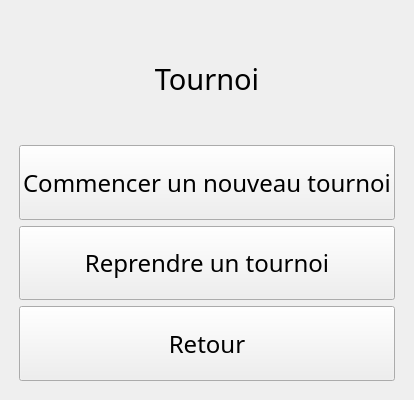
First picture: the form in views/qt_ux/tournoi.ui, repository Gremy44/P4_repository, before the edit.
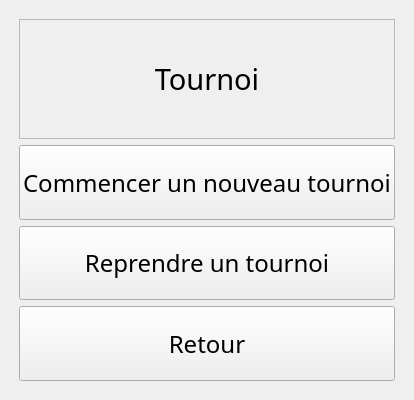
Second picture: the form after the edit.

```diff
--- a/views/qt_ux/tournoi.ui
+++ b/views/qt_ux/tournoi.ui
@@ -49,6 +49,9 @@
           <pointsize>22</pointsize>
          </font>
         </property>
+        <property name="frameShape">
+         <enum>QFrame::StyledPanel</enum>
+        </property>
         <property name="text">
          <string>Tournoi</string>
         </property>
```
